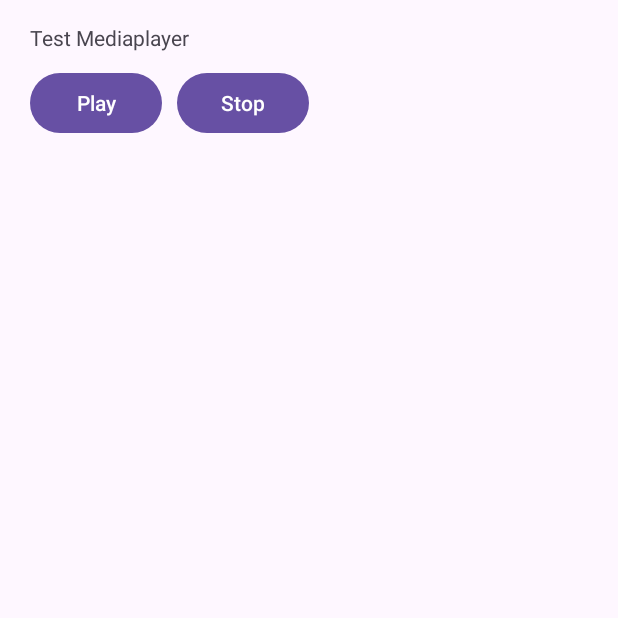
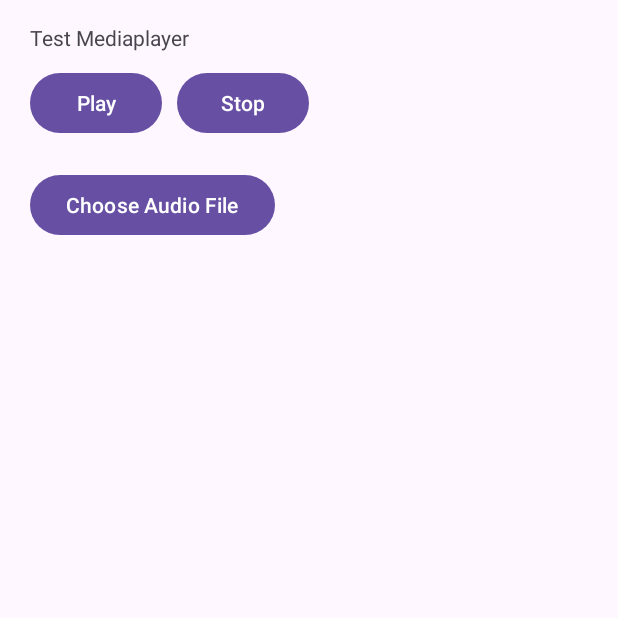
Before and after one commit to AdamNizam/MediaPlayer, an Android app: the screen it shows after launch (MainActivity), after a tap on "Stop", on a phone screen of 412 x 824 dp, the top half of it. Run offline under Robolectric (Android 15) with nearby library versions, the phone set to English and light mode, and no system bars.

Commit message:
add choose mediaplayer

```diff
--- a/app/src/main/java/com/example/mymediaplayer/MainActivity.kt
+++ b/app/src/main/java/com/example/mymediaplayer/MainActivity.kt
@@ -1,7 +1,10 @@
 package com.example.mymediaplayer
 
+import android.annotation.SuppressLint
+import android.content.Intent
 import android.media.AudioAttributes
 import android.media.MediaPlayer
+import android.net.Uri
 import android.os.Bundle
 import android.widget.Button
 import androidx.activity.enableEdgeToEdge
@@ -14,39 +17,54 @@ class MainActivity : AppCompatActivity() {
 
     private var mMediaPlayer: MediaPlayer? = null
     private var isReady: Boolean = false
+    private lateinit var playButton: Button
+    private val REQUEST_CODE_AUDIO = 1
 
+    @SuppressLint("SetTextI18n")
     override fun onCreate(savedInstanceState: Bundle?) {
         super.onCreate(savedInstanceState)
         enableEdgeToEdge()
         setContentView(R.layout.activity_main)
+
         ViewCompat.setOnApplyWindowInsetsListener(findViewById(R.id.activity_main)) { v, insets ->
             val systemBars = insets.getInsets(WindowInsetsCompat.Type.systemBars())
             v.setPadding(systemBars.left, systemBars.top, systemBars.right, systemBars.bottom)
             insets
         }
 
-       findViewById<Button>(R.id.btn_play).setOnClickListener {
+        playButton = findViewById(R.id.btn_play)
+        playButton.setOnClickListener {
             if (!isReady) {
                 mMediaPlayer?.prepareAsync()
             } else {
-               if (mMediaPlayer?.isPlaying as Boolean) {
+                if (mMediaPlayer?.isPlaying == true) {
                     mMediaPlayer?.pause()
+                    playButton.text = "Play"
                 } else {
                     mMediaPlayer?.start()
+                    playButton.text = "Pause"
                 }
             }
         }
 
         findViewById<Button>(R.id.btn_stop).setOnClickListener {
-
-            if (mMediaPlayer?.isPlaying as Boolean || isReady) {
+            if (mMediaPlayer?.isPlaying == true || isReady) {
                 mMediaPlayer?.stop()
                 isReady = false
+                playButton.text = "Play"
             }
+        }
+
+        findViewById<Button>(R.id.btn_choose_file).setOnClickListener {
+            val intent = Intent(Intent.ACTION_GET_CONTENT)
+            intent.type = "audio/*"
+            startActivityForResult(intent, REQUEST_CODE_AUDIO)
         }
 
         init()
     }
+
+    @SuppressLint("SetTextI18n")
     private fun init() {
         mMediaPlayer = MediaPlayer()
         val attribute = AudioAttributes.Builder()
@@ -54,16 +72,46 @@ class MainActivity : AppCompatActivity() {
             .setContentType(AudioAttributes.CONTENT_TYPE_SONIFICATION)
             .build()
         mMediaPlayer?.setAudioAttributes(attribute)
+
         val afd = applicationContext.resources.openRawResourceFd(R.raw.boom)
         try {
             mMediaPlayer?.setDataSource(afd.fileDescriptor, afd.startOffset, afd.length)
         } catch (e: IOException) {
             e.printStackTrace()
         }
+
         mMediaPlayer?.setOnPreparedListener {
             isReady = true
             mMediaPlayer?.start()
+            playButton.text = "Pause"
         }
+
         mMediaPlayer?.setOnErrorListener { _, _, _ -> false }
     }
+
+    @Deprecated("This method has been deprecated in favor of using the Activity Result API\n      which brings increased type safety via an {@link ActivityResultContract} and the prebuilt\n      contracts for common intents available in\n      {@link androidx.activity.result.contract.ActivityResultContracts}, provides hooks for\n      testing, and allow receiving results in separate, testable classes independent from your\n      activity. Use\n      {@link #registerForActivityResult(ActivityResultContract, ActivityResultCallback)}\n      with the appropriate {@link ActivityResultContract} and handling the result in the\n      {@link ActivityResultCallback#onActivityResult(Object) callback}.")
+    override fun onActivityResult(requestCode: Int, resultCode: Int, data: Intent?) {
+        super.onActivityResult(requestCode, resultCode, data)
+        if (requestCode == REQUEST_CODE_AUDIO && resultCode == RESULT_OK) {
+            data?.data?.let { uri: Uri ->
+                playSelectedAudio(uri)
             }
+        }
+    }
+
+    private fun playSelectedAudio(uri: Uri) {
+        mMediaPlayer?.reset()  // Reset the media player to start fresh
+        try {
+            mMediaPlayer?.setDataSource(this, uri)
+            mMediaPlayer?.prepareAsync()
+        } catch (e: IOException) {
+            e.printStackTrace()
+        }
+    }
+
+    override fun onDestroy() {
+        super.onDestroy()
+        mMediaPlayer?.release()
+        mMediaPlayer = null
+    }
+}
--- a/app/src/main/res/layout/activity_main.xml
+++ b/app/src/main/res/layout/activity_main.xml
@@ -31,5 +31,13 @@
             android:layout_width="wrap_content"
             android:layout_height="wrap_content"
             android:text="@string/btn_text_stop" />
+
     </LinearLayout>
+    <Button
+        android:id="@+id/btn_choose_file"
+        android:layout_width="wrap_content"
+        android:layout_height="wrap_content"
+        android:text="@string/choose_audio_file"
+        android:layout_marginTop="10dp"
+        android:layout_marginStart="20dp"/>
 </LinearLayout>
--- a/app/src/main/res/values/strings.xml
+++ b/app/src/main/res/values/strings.xml
@@ -3,4 +3,5 @@
     <string name="btn_text_play">Play</string>
     <string name="text_mediaplayer">Test Mediaplayer</string>
     <string name="btn_text_stop">Stop</string>
+    <string name="choose_audio_file">Choose Audio File</string>
 </resources>
```
Lines whose indentation alone changed are shown as unchanged.
